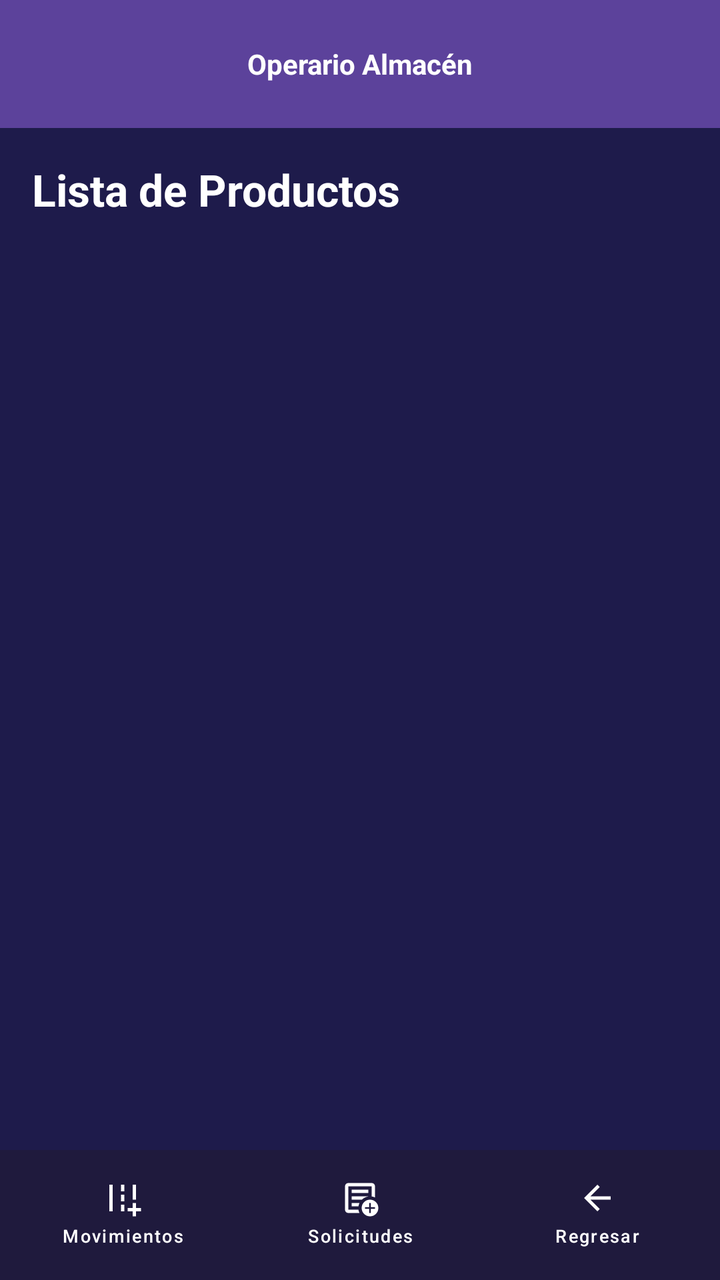
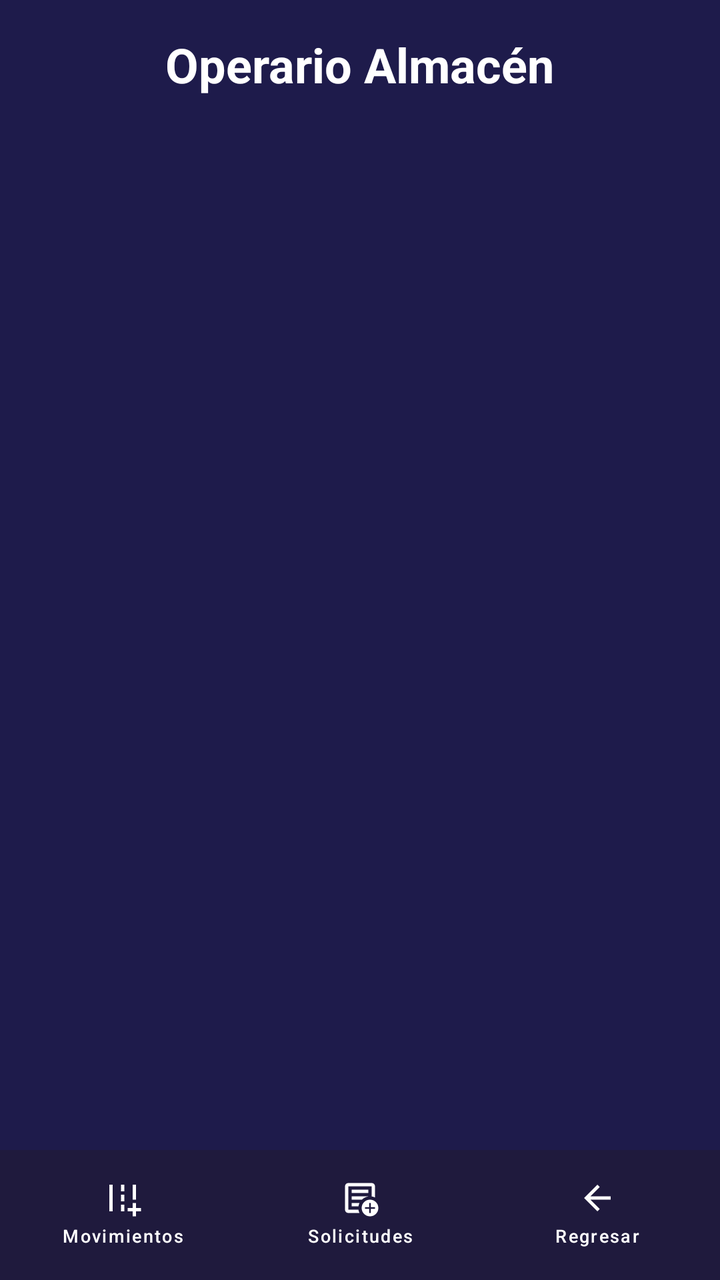

Two renders of the same Android screen: before a commit and after it. Below are the layout's source before the change and the commit's diff.
<!-- AndroidManifest.xml: application theme Theme.AlcamenProyectoFinal -->
<!-- res/layout/activity_frm_operario_almacen.xml -->
<?xml version="1.0" encoding="utf-8"?>
<RelativeLayout xmlns:android="http://schemas.android.com/apk/res/android"
    xmlns:app="http://schemas.android.com/apk/res-auto"
    android:id="@+id/main"
    android:layout_width="match_parent"
    android:layout_height="match_parent"
    android:fitsSystemWindows="true"
    android:background="#1E1B4B">

    
    <com.google.android.material.appbar.MaterialToolbar
        android:id="@+id/headerOperarioAlmacen"
        android:layout_width="match_parent"
        android:layout_height="?attr/actionBarSize"
        android:layout_alignParentTop="true"
        android:background="#5C429B"
        app:title="Operario Almacén"
        app:titleCentered="true"
        app:titleTextAppearance="@style/ToolbarTitleStyle"
        app:titleTextColor="@android:color/white" />

    
    <LinearLayout
        android:layout_width="match_parent"
        android:layout_height="match_parent"
        android:layout_above="@id/footerOperarioAlmacen"
        android:layout_below="@id/headerOperarioAlmacen"
        android:orientation="vertical"
        android:padding="16dp">

        <TextView
            android:layout_width="wrap_content"
            android:layout_height="wrap_content"
            android:layout_marginBottom="12dp"
            android:text="Lista de Productos"
            android:textColor="@android:color/white"
            android:textSize="22sp"
            android:textStyle="bold" />

        
        <androidx.recyclerview.widget.RecyclerView
            android:id="@+id/rvProductos"
            android:layout_width="match_parent"
            android:layout_height="0dp"
            android:layout_weight="1"
            android:scrollbars="vertical" />

        <TextView
            android:id="@+id/tvSinProductos"
            android:layout_width="wrap_content"
            android:layout_height="wrap_content"
            android:layout_gravity="center_horizontal"
            android:layout_marginTop="16dp"
            android:text="No hay productos registrados."
            android:textColor="#D0C7EF"
            android:textSize="14sp"
            android:visibility="gone" />

    </LinearLayout>

    
    <LinearLayout
        android:id="@+id/footerOperarioAlmacen"
        android:layout_width="match_parent"
        android:layout_height="65dp"
        android:layout_alignParentBottom="true"
        android:background="#1F1A3D"
        android:gravity="center_vertical"
        android:orientation="horizontal"
        android:paddingHorizontal="2dp"
        android:paddingVertical="4dp">

        <com.google.android.material.button.MaterialButton
            android:id="@+id/btnIngresoSalida"
            style="@style/Widget.MaterialComponents.Button.TextButton"
            android:layout_width="0dp"
            android:layout_height="match_parent"
            android:layout_weight="1"
            android:paddingLeft="0dp"
            android:paddingRight="0dp"
            android:text="Movimientos"
            android:textColor="@android:color/white"
            android:textSize="9sp"
            app:icon="@drawable/ic_swap_horiz"
            app:iconGravity="top"
            app:iconPadding="1dp"
            app:iconSize="20dp"
            app:iconTint="@android:color/white"
            app:textAllCaps="false" />

        <com.google.android.material.button.MaterialButton
            android:id="@+id/btnSolicitudes"
            style="@style/Widget.MaterialComponents.Button.TextButton"
            android:layout_width="0dp"
            android:layout_height="match_parent"
            android:layout_weight="1"
            android:paddingLeft="0dp"
            android:paddingRight="0dp"
            android:text="Solicitudes"
            android:textColor="@android:color/white"
            android:textSize="9sp"
            app:icon="@drawable/ic_note_add"
            app:iconGravity="top"
            app:iconPadding="1dp"
            app:iconSize="20dp"
            app:iconTint="@android:color/white"
            app:textAllCaps="false" />

        <com.google.android.material.button.MaterialButton
            android:id="@+id/btnRegresar"
            style="@style/Widget.MaterialComponents.Button.TextButton"
            android:layout_width="0dp"
            android:layout_height="match_parent"
            android:layout_weight="1"
            android:paddingLeft="0dp"
            android:paddingRight="0dp"
            android:text="Regresar"
            android:textColor="@android:color/white"
            android:textSize="9sp"
            app:icon="@drawable/ic_arrow_back"
            app:iconGravity="top"
            app:iconPadding="1dp"
            app:iconSize="20dp"
            app:iconTint="@android:color/white"
            app:textAllCaps="false" />

    </LinearLayout>

</RelativeLayout>
<!-- resources referenced by this layout -->
<resources>
  <!-- drawable ic_arrow_back (drawable) -->
  <vector xmlns:android="http://schemas.android.com/apk/res/android" android:autoMirrored="true" android:height="24dp" android:tint="#000000" android:viewportHeight="960" android:viewportWidth="960" android:width="24dp">
        
      <path android:fillColor="@android:color/white" android:pathData="M313,520L537,744L480,800L160,480L480,160L537,216L313,440L800,440L800,520L313,520Z"/>
      
  </vector>
  <!-- drawable ic_note_add (drawable) -->
  <vector xmlns:android="http://schemas.android.com/apk/res/android" android:height="24dp" android:tint="#000000" android:viewportHeight="960" android:viewportWidth="960" android:width="24dp">
        
      <path android:fillColor="@android:color/white" android:pathData="M200,840Q167,840 143.5,816.5Q120,793 120,760L120,200Q120,167 143.5,143.5Q167,120 200,120L760,120Q793,120 816.5,143.5Q840,167 840,200L840,468Q821,459 801,452.5Q781,446 760,443L760,200Q760,200 760,200Q760,200 760,200L200,200Q200,200 200,200Q200,200 200,200L200,760Q200,760 200,760Q200,760 200,760L442,760Q445,782 451.5,802Q458,822 467,840L200,840ZM200,720Q200,731 200,740.5Q200,750 200,760L200,760Q200,760 200,760Q200,760 200,760L200,200Q200,200 200,200Q200,200 200,200L200,200Q200,200 200,200Q200,200 200,200L200,443Q200,441 200,440.5Q200,440 200,440Q200,440 200,522Q200,604 200,720ZM280,680L443,680Q446,659 452.5,639Q459,619 467,600L280,600L280,680ZM280,520L524,520Q556,490 595.5,470Q635,450 680,443L680,440L280,440L280,520ZM280,360L680,360L680,280L280,280L280,360ZM720,920Q637,920 578.5,861.5Q520,803 520,720Q520,637 578.5,578.5Q637,520 720,520Q803,520 861.5,578.5Q920,637 920,720Q920,803 861.5,861.5Q803,920 720,920ZM700,840L740,840L740,740L840,740L840,700L740,700L740,600L700,600L700,700L600,700L600,740L700,740L700,840Z"/>
      
  </vector>
  <!-- drawable ic_swap_horiz (drawable) -->
  <vector xmlns:android="http://schemas.android.com/apk/res/android" android:height="24dp" android:tint="#000000" android:viewportHeight="960" android:viewportWidth="960" android:width="24dp">
        
      <path android:fillColor="@android:color/white" android:pathData="M720,920L720,800L600,800L600,720L720,720L720,600L800,600L800,720L920,720L920,800L800,800L800,920L720,920ZM720,520L720,160L800,160L800,520L720,520ZM160,800L160,160L240,160L240,800L160,800ZM440,320L440,160L520,160L520,320L440,320ZM440,560L440,400L520,400L520,560L440,560ZM440,800L440,640L520,640L520,800L440,800Z"/>
      
  </vector>
  <style name="ToolbarTitleStyle">
          <item name="android:textStyle">bold</item>
          <item name="android:fontFamily">sans-serif</item>
      </style>
  <style name="Theme.AlcamenProyectoFinal" parent="Base.Theme.AlcamenProyectoFinal" />
  <style name="Base.Theme.AlcamenProyectoFinal" parent="Theme.Material3.DayNight.NoActionBar">
          
          
      </style>
</resources>

<!-- the commit's change to res/layout/activity_frm_operario_almacen.xml (unified diff, before → after) -->
@@ -7,41 +7,27 @@
     android:fitsSystemWindows="true"
     android:background="#1E1B4B">
 
-    
-    <com.google.android.material.appbar.MaterialToolbar
-        android:id="@+id/headerOperarioAlmacen"
-        android:layout_width="match_parent"
-        android:layout_height="?attr/actionBarSize"
-        android:layout_alignParentTop="true"
-        android:background="#5C429B"
-        app:title="Operario Almacén"
-        app:titleCentered="true"
-        app:titleTextAppearance="@style/ToolbarTitleStyle"
-        app:titleTextColor="@android:color/white" />
-
-    
     <LinearLayout
         android:layout_width="match_parent"
         android:layout_height="match_parent"
         android:layout_above="@id/footerOperarioAlmacen"
-        android:layout_below="@id/headerOperarioAlmacen"
+        android:gravity="center"
         android:orientation="vertical"
         android:padding="16dp">
 
         <TextView
             android:layout_width="wrap_content"
             android:layout_height="wrap_content"
-            android:layout_marginBottom="12dp"
-            android:text="Lista de Productos"
+            android:layout_marginBottom="20dp"
+            android:text="Operario Almacén"
             android:textColor="@android:color/white"
-            android:textSize="22sp"
+            android:textSize="24sp"
             android:textStyle="bold" />
 
-        
         <androidx.recyclerview.widget.RecyclerView
             android:id="@+id/rvProductos"
             android:layout_width="match_parent"
-            android:layout_height="0dp"
+            android:layout_height="558dp"
             android:layout_weight="1"
             android:scrollbars="vertical" />
 
@@ -58,7 +44,6 @@
 
     </LinearLayout>
 
-    
     <LinearLayout
         android:id="@+id/footerOperarioAlmacen"
         android:layout_width="match_parent"
<!-- resource entries referenced after the edit -->
@@ -18,10 +18,6 @@
       <path android:fillColor="@android:color/white" android:pathData="M720,920L720,800L600,800L600,720L720,720L720,600L800,600L800,720L920,720L920,800L800,800L800,920L720,920ZM720,520L720,160L800,160L800,520L720,520ZM160,800L160,160L240,160L240,800L160,800ZM440,320L440,160L520,160L520,320L440,320ZM440,560L440,400L520,400L520,560L440,560ZM440,800L440,640L520,640L520,800L440,800Z"/>
       
   </vector>
-  <style name="ToolbarTitleStyle">
-          <item name="android:textStyle">bold</item>
-          <item name="android:fontFamily">sans-serif</item>
-      </style>
   <style name="Theme.AlcamenProyectoFinal" parent="Base.Theme.AlcamenProyectoFinal" />
   <style name="Base.Theme.AlcamenProyectoFinal" parent="Theme.Material3.DayNight.NoActionBar">
           
